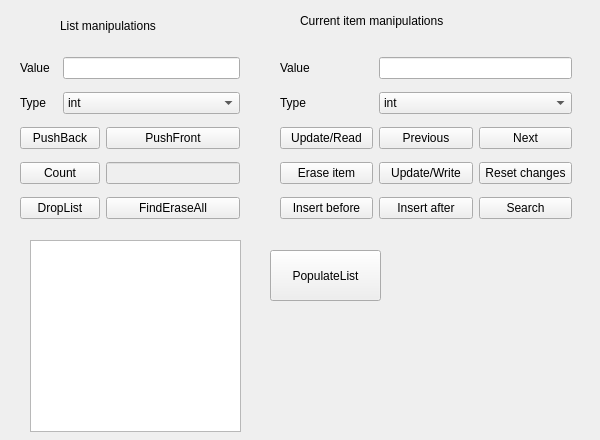
This is LLgui/mainwindow.ui in andsmir/LinkedList as Qt 5 draws it before an edit. The edited form follows.
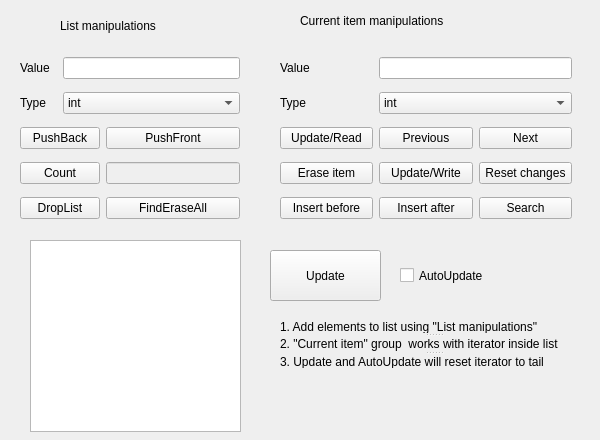
This is the edited form.

Commit message: Fix crash on empty list

```diff
--- a/LLgui/mainwindow.ui
+++ b/LLgui/mainwindow.ui
@@ -296,9 +296,50 @@
      </rect>
     </property>
     <property name="text">
-     <string>PopulateList</string>
+     <string>Update</string>
     </property>
    </widget>
+   <widget class="QCheckBox" name="AutoUpdateEnabled">
+    <property name="geometry">
+     <rect>
+      <x>400</x>
+      <y>260</y>
+      <width>101</width>
+      <height>31</height>
+     </rect>
+    </property>
+    <property name="text">
+     <string>AutoUpdate</string>
+    </property>
+   </widget>
+   <widget class="QSplitter" name="splitter">
+    <property name="geometry">
+     <rect>
+      <x>280</x>
+      <y>320</y>
+      <width>307</width>
+      <height>48</height>
+     </rect>
+    </property>
+    <property name="orientation">
+     <enum>Qt::Vertical</enum>
+    </property>
+    <widget class="QLabel" name="label_7">
+     <property name="text">
+      <string>1. Add elements to list using &quot;List manipulations&quot;</string>
+     </property>
+    </widget>
+    <widget class="QLabel" name="label_8">
+     <property name="text">
+      <string>2. &quot;Current item&quot; group  works with iterator inside list</string>
+     </property>
+    </widget>
+    <widget class="QLabel" name="label_9">
+     <property name="text">
+      <string>3. Update and AutoUpdate will reset iterator to tail</string>
+     </property>
+    </widget>
+   </widget>
   </widget>
  </widget>
  <resources/>
```
The commit also changes 5 other files.
